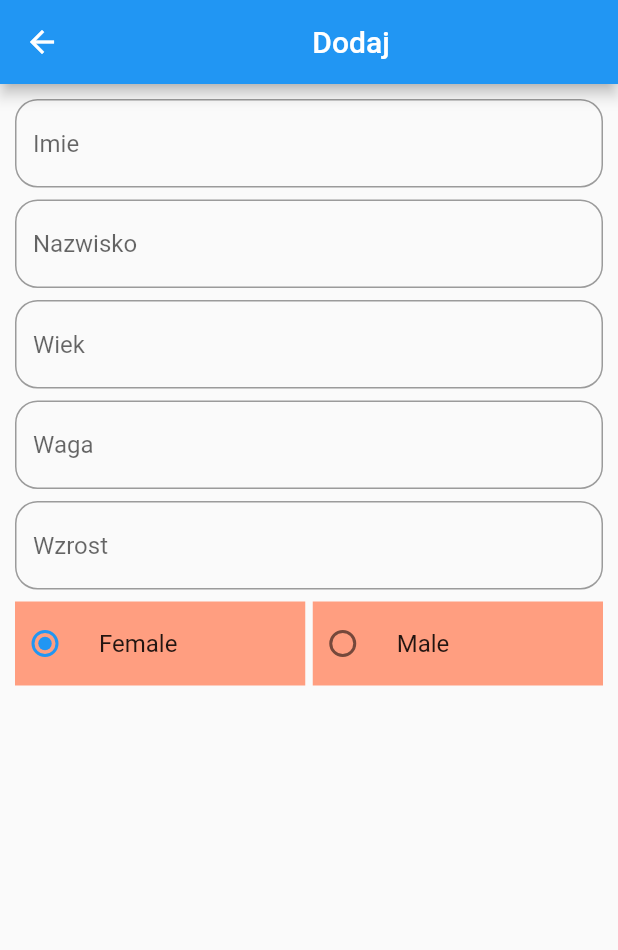
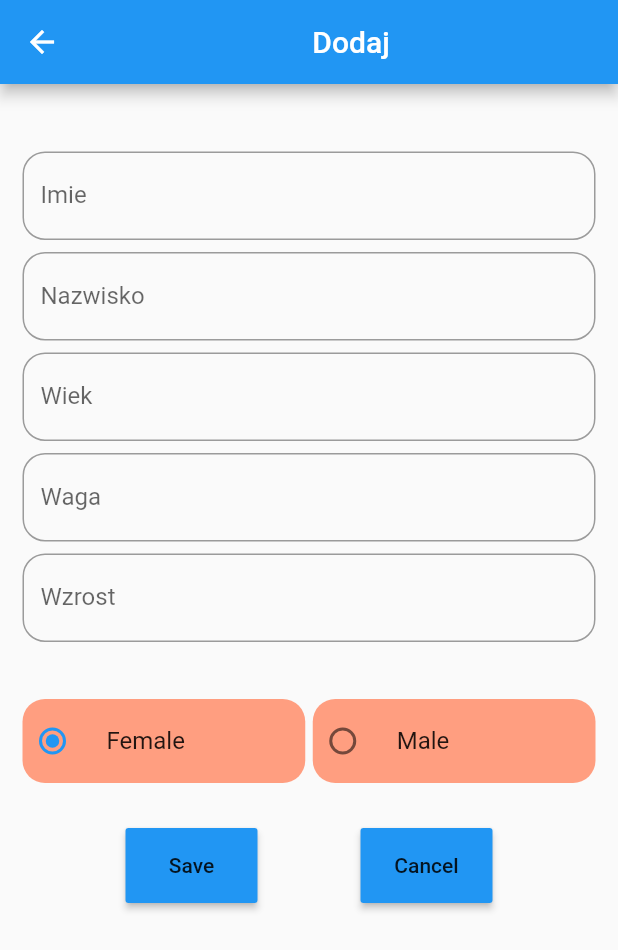
Before and after one commit to Dariuki/baby_health, a Flutter app: the AddPerson screen opened directly, on a phone screen of 412 x 824 dp. Shown: the top 950 px of the screen. Run offline on Flutter 3.47's test engine with Material 2 defaults, Android fonts, the phone set to English and light mode, and no system bars.

Commit message:
Create and add MyButton widget

```diff
--- a/lib/features/peages/add/add_person.dart
+++ b/lib/features/peages/add/add_person.dart
@@ -1,3 +1,4 @@
+import 'package:baby_health/features/widgets/button.dart';
 import 'package:baby_health/features/widgets/radio_switch.dart';
 import 'package:baby_health/features/widgets/text_field.dart';
 import 'package:flutter/material.dart';
@@ -14,9 +15,10 @@ class AddPerson extends StatelessWidget {
         ),
       ),
       body: Padding(
-        padding: const EdgeInsets.all(10),
-        child: Column(
+        padding: const EdgeInsets.all(15),
+        child: ListView(
           children: [
+            const SizedBox(height: 30),
             TextFieldWidget(
               title: 'Imie',
             ),
@@ -32,7 +34,16 @@ class AddPerson extends StatelessWidget {
             TextFieldWidget(
               title: 'Wzrost',
             ),
+            const SizedBox(height: 30),
             const RadioSwitch(),
+            const SizedBox(height: 30),
+            Row(
+              mainAxisAlignment: MainAxisAlignment.spaceEvenly,
+              children: [
+                MyButton(text: 'Save', onPressed: () {}),
+                MyButton(text: 'Cancel', onPressed: () {}),
+              ],
+            ),
           ],
         ),
       ),
--- /dev/null
+++ b/lib/features/widgets/button.dart
@@ -0,0 +1,20 @@
+import 'package:flutter/material.dart';
+
+class MyButton extends StatelessWidget {
+  final String text;
+  final VoidCallback onPressed;
+  const MyButton({
+    super.key,
+    required this.text,
+    required this.onPressed,
+  });
+  @override
+  Widget build(BuildContext context) {
+    return MaterialButton(
+      onPressed: onPressed,
+      color: Theme.of(context).primaryColor,
+      height: 50,
+      child: Text(text),
+    );
+  }
+}
--- a/lib/features/widgets/radio_switch.dart
+++ b/lib/features/widgets/radio_switch.dart
@@ -15,6 +15,9 @@ class _RadioSwitchState extends State<RadioSwitch> {
       children: [
         Expanded(
           child: RadioListTile(
+            shape: RoundedRectangleBorder(
+              borderRadius: BorderRadius.circular(15),
+            ),
             contentPadding: const EdgeInsets.all(0),
             tileColor: Colors.deepOrangeAccent.shade100,
             title: const Text('Female'),
@@ -26,6 +29,9 @@ class _RadioSwitchState extends State<RadioSwitch> {
         const SizedBox(width: 5),
         Expanded(
           child: RadioListTile(
+            shape: RoundedRectangleBorder(
+              borderRadius: BorderRadius.circular(15),
+            ),
             contentPadding: const EdgeInsets.all(0),
             tileColor: Colors.deepOrangeAccent.shade100,
             title: const Text('Male'),
--- a/lib/features/widgets/text_field.dart
+++ b/lib/features/widgets/text_field.dart
@@ -13,13 +13,14 @@ class TextFieldWidget extends StatelessWidget {
   Widget build(BuildContext context) {
     return Column(
       children: [
-        TextField(
+        TextFormField(
           controller: controller,
           decoration: InputDecoration(
             border: OutlineInputBorder(
               borderRadius: BorderRadius.circular(15),
+
             ),
-            hintText: title,
+            labelText: title,
           ),
         ),
         const SizedBox(height: 8)
```
